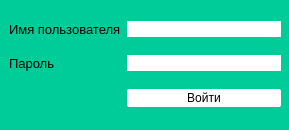
Above: selection/gui/design/login.ui from rkvtsn/some_etl before the change. Below: the same form after it.
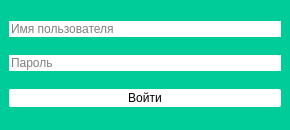
That is the form after the change.

The edit to the form file:
```diff
--- a/selection/gui/design/login.ui
+++ b/selection/gui/design/login.ui
@@ -6,7 +6,7 @@
    <rect>
     <x>0</x>
     <y>0</y>
-    <width>289</width>
+    <width>290</width>
     <height>130</height>
    </rect>
   </property>
@@ -16,6 +16,18 @@
     <verstretch>0</verstretch>
    </sizepolicy>
   </property>
+  <property name="minimumSize">
+   <size>
+    <width>290</width>
+    <height>130</height>
+   </size>
+  </property>
+  <property name="maximumSize">
+   <size>
+    <width>290</width>
+    <height>130</height>
+   </size>
+  </property>
   <property name="windowTitle">
    <string>Форма входа</string>
   </property>
@@ -81,27 +93,24 @@
      <enum>QFrame::Raised</enum>
     </property>
     <layout class="QGridLayout" name="gridLayout">
-     <item row="0" column="1">
-      <widget class="QLineEdit" name="lineEdit"/>
-     </item>
-     <item row="1" column="1">
-      <widget class="QLineEdit" name="lineEdit_2"/>
-     </item>
      <item row="0" column="0">
-      <widget class="QLabel" name="label">
-       <property name="text">
+      <widget class="QLineEdit" name="edit_login">
+       <property name="placeholderText">
         <string>Имя пользователя</string>
        </property>
       </widget>
      </item>
      <item row="1" column="0">
-      <widget class="QLabel" name="label_2">
-       <property name="text">
+      <widget class="QLineEdit" name="edit_password">
+       <property name="echoMode">
+        <enum>QLineEdit::Password</enum>
+       </property>
+       <property name="placeholderText">
         <string>Пароль</string>
        </property>
       </widget>
      </item>
-     <item row="2" column="1">
+     <item row="2" column="0">
       <widget class="QPushButton" name="btn_login">
        <property name="text">
         <string>Войти</string>
```
